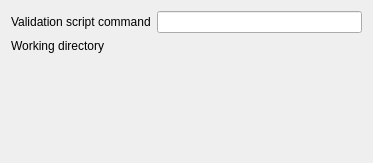
First picture: the form in topographic_mapping/ui/options.ui, repository linz/topographic-qgis-plugin, before the edit.
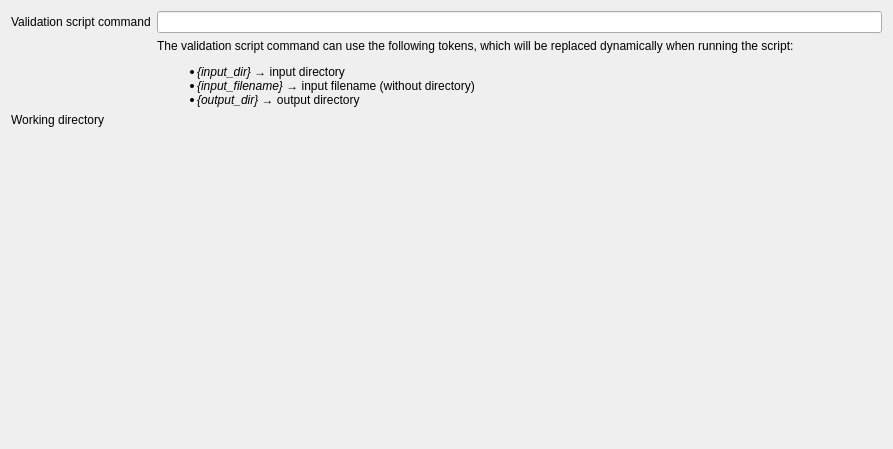
Second picture: the form after the edit. Custom widgets are drawn as their Qt base class.

Commit message: Replace tokens when generating validation command (#25)

Diff of the .ui file:
```diff
--- a/topographic_mapping/ui/options.ui
+++ b/topographic_mapping/ui/options.ui
@@ -6,8 +6,8 @@
    <rect>
     <x>0</x>
     <y>0</y>
-    <width>373</width>
-    <height>163</height>
+    <width>893</width>
+    <height>449</height>
    </rect>
   </property>
   <property name="windowTitle">
@@ -25,6 +25,28 @@
     </widget>
    </item>
    <item row="2" column="1">
+    <widget class="QLabel" name="label_3">
+     <property name="text">
+      <string>The validation script command can use the following tokens, which will be replaced dynamically when running the script:
+
+&lt;ul&gt;
+&lt;li&gt;&lt;i&gt;{input_dir}&lt;/i&gt; → input directory&lt;/li&gt;
+&lt;li&gt;&lt;i&gt;{input_filename}&lt;/i&gt; → input filename (without directory)&lt;/li&gt;
+&lt;li&gt;&lt;i&gt;{output_dir}&lt;/i&gt; → output directory&lt;/li&gt;
+&lt;/ul&gt;</string>
+     </property>
+     <property name="textFormat">
+      <enum>Qt::TextFormat::RichText</enum>
+     </property>
+     <property name="wordWrap">
+      <bool>true</bool>
+     </property>
+     <property name="textInteractionFlags">
+      <set>Qt::TextInteractionFlag::TextBrowserInteraction</set>
+     </property>
+    </widget>
+   </item>
+   <item row="4" column="1">
     <spacer name="verticalSpacer">
      <property name="orientation">
       <enum>Qt::Orientation::Vertical</enum>
@@ -37,16 +59,16 @@
      </property>
     </spacer>
    </item>
-   <item row="1" column="0">
+   <item row="3" column="1">
+    <widget class="QgsFileWidget" name="working_dir_widget" native="true"/>
+   </item>
+   <item row="3" column="0">
     <widget class="QLabel" name="label_2">
      <property name="text">
       <string>Working directory</string>
      </property>
     </widget>
    </item>
-   <item row="1" column="1">
-    <widget class="QgsFileWidget" name="working_dir_widget" native="true"/>
-   </item>
   </layout>
  </widget>
  <customwidgets>
```
Left out of the diff: 6 changed lines with no effect on the pictures. The commit also changes 2 other files.
